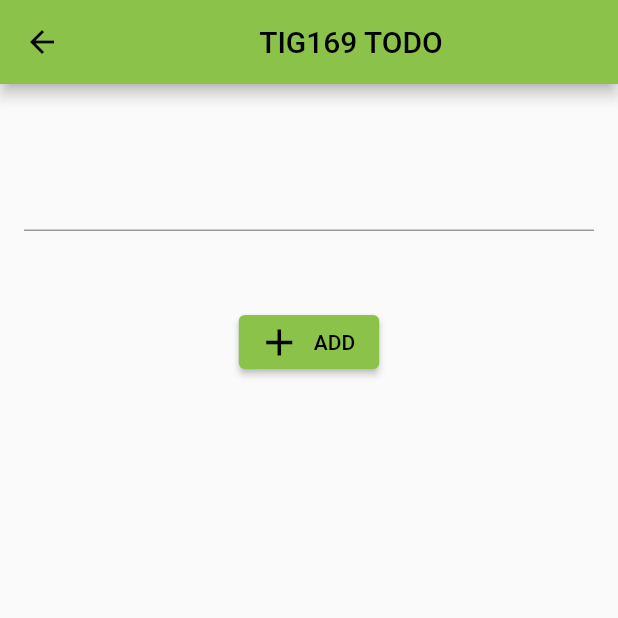
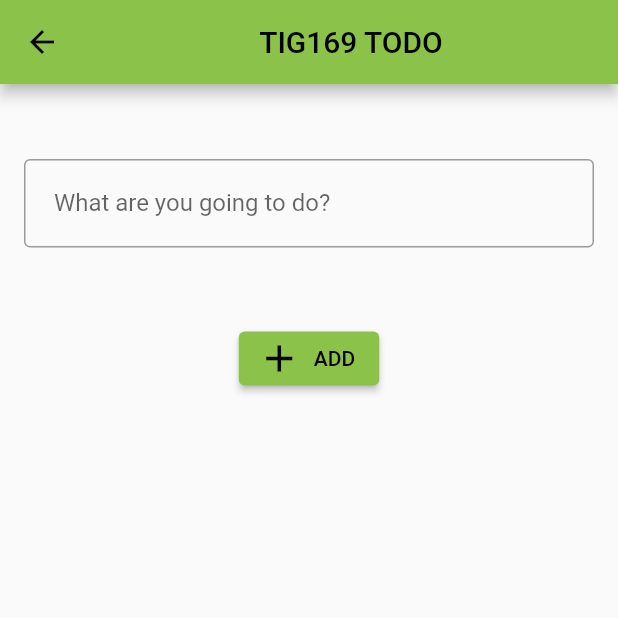
Before and after one commit to gu-tig333-ht22/guslunanfp, a Flutter app: the screen it shows after launch, after a tap on the "add" icon, on a phone screen of 412 x 824 dp, the top half of it. Run offline on Flutter 3.47's test engine with Material 2 defaults, Android fonts, the phone set to English and light mode, and no system bars.

```diff
--- a/lib/firstview.dart
+++ b/lib/firstview.dart
@@ -27,16 +27,6 @@ class _MyHomePageState extends State<MyHomePage> {
                   const PopupMenuItem(value: 'Undone', child: Text('Undone')),
                   const PopupMenuItem(value: 'Done', child: Text('Done')),
                 ]),
-        /*IconButton(
-          icon: const Icon(Icons.more_vert),
-          onPressed: () async {
-            var newItem = await Navigator.push(
-                context,
-                MaterialPageRoute(
-                    builder: (context) => SecondView(TodoItem(message: ''))));
-            Provider.of<MyState>(context, listen: false).addItem(newItem);
-          },
-        )*/
       ]),
       body: Consumer<MyState>(
           builder: (context, state, child) =>
@@ -60,10 +50,10 @@ class _MyHomePageState extends State<MyHomePage> {
 List<TodoItem> _filterList(list, filterBy) {
   if (filterBy == 'all') return list;
   if (filterBy == 'Done') {
-    return list.where((item) => item.message == 'Hej').toList;
+    return list.where((item) => item.done == true).toList();
   }
   if (filterBy == 'Undone') {
-    return list.where((item) => item.message == 'Hej').toList;
+    return list.where((item) => item.done == false).toList();
   }
   return list;
 }
--- a/lib/secondview.dart
+++ b/lib/secondview.dart
@@ -1,5 +1,4 @@
 import 'package:flutter/material.dart';
-import 'package:template/test.dart';
 import './model.dart';
 
 class SecondView extends StatefulWidget {
@@ -19,7 +18,7 @@ class SecondViewState extends State<SecondView> {
   late TextEditingController textEditingController;
 
   SecondViewState(TodoItem item) {
-    this.message = item.message;
+    message = item.message;
 
     textEditingController = TextEditingController(text: item.message);
 
@@ -54,9 +53,11 @@ class SecondViewState extends State<SecondView> {
                 child: TextField(
                     controller: textEditingController,
                     decoration: const InputDecoration(
-                        focusedBorder: OutlineInputBorder(
-                      borderSide: BorderSide(color: Colors.black, width: 3.0),
-                    )))),
+                        labelText: '  What are you going to do?',
+                        border: OutlineInputBorder(
+                          borderSide:
+                              BorderSide(color: Colors.black, width: 3.0),
+                        )))),
             Container(height: 50),
             ElevatedButton.icon(
               onPressed: () {
```
Also changed, not shown: lib/model.dart (+7 -1 lines), lib/test.dart (deleted, +0 -38 lines), lib/todolist.dart (+11 -3 lines).
